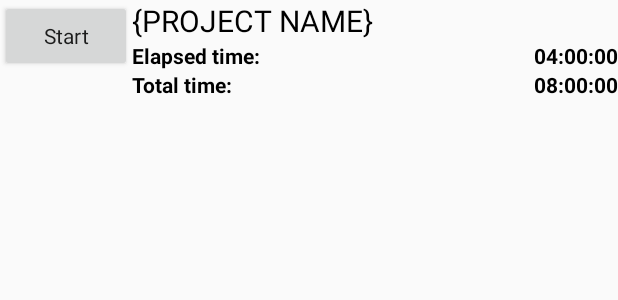
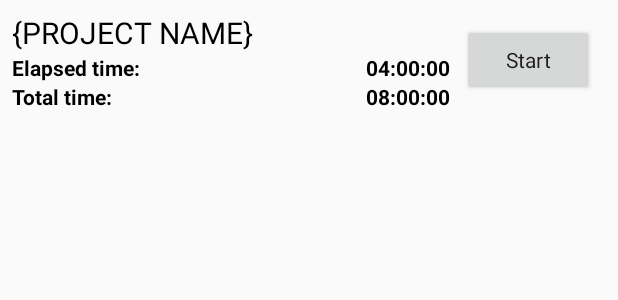
Before and after one commit to hirro/m-worktajm, an Android app: the layout project_list_row.xml on its own in the app's theme, with its tools: preview values and no code run, on a phone screen of 412 x 824 dp. Shown: the top 300 px of the screen. Run offline under Robolectric (Android 15) with nearby library versions, the phone set to English and light mode, and no system bars.

Commit message:
no message

```diff
--- a/android/app/src/main/res/layout/project_list_row.xml
+++ b/android/app/src/main/res/layout/project_list_row.xml
@@ -2,32 +2,23 @@
 <RelativeLayout xmlns:android="http://schemas.android.com/apk/res/android"
     android:orientation="vertical"
     android:layout_width="match_parent"
-    android:layout_height="match_parent">
+    android:layout_height="match_parent"
+    android:layout_margin="8dp">
 
-
-    <Button
-        style="@android:style/Theme.Material"
-        android:layout_width="wrap_content"
-        android:layout_height="wrap_content"
-        android:drawable="@drawable/ic_play_arrow_white_48dp"
-        android:text="Start"
-
-        android:id="@+id/button" />
 
     <TextView
         android:id="@+id/name"
-        android:layout_toRightOf="@id/button"
         android:layout_width="200dp"
         android:layout_height="wrap_content"
         style="@style/largeTextBlack"
         android:text="{PROJECT NAME}"
         />
     <TableLayout
-        android:layout_toRightOf="@id/button"
         android:layout_below="@id/name"
         android:layout_width="fill_parent"
         android:layout_height="wrap_content"
         android:stretchColumns="1"
+        android:layout_toLeftOf="@+id/button"
         android:gravity="center_vertical|left">
         <TableRow>
             <TextView
@@ -67,4 +58,16 @@
         </TableRow>
     </TableLayout>
 
+    <Button
+        android:id="@+id/button"
+        style="@android:style/Theme.Material"
+        android:layout_width="wrap_content"
+        android:layout_height="wrap_content"
+        android:layout_alignParentEnd="true"
+        android:layout_alignParentTop="true"
+        android:layout_margin="8dp"
+        android:drawable="@drawable/ic_play_arrow_white_48dp"
+        android:text="Start"
+        />
+
 </RelativeLayout>
--- a/android/app/src/main/res/values/colors.xml
+++ b/android/app/src/main/res/values/colors.xml
@@ -20,5 +20,6 @@
     <color name="list_row_end_color">#ffffff</color>
     <color name="list_row_hover_start_color">#ebeef0</color>
     <color name="list_row_hover_end_color">#ebeef0</color>
-    <color name="project_active">#00ff00</color>
+    <color name="project_active">#ff0000</color>
+    <color name="project_inactive">#00ff00</color>
 </resources>
```
Also changed, not shown: android/app/src/main/java/com/arnellconsulting/worktajm/adapter/ProjectListAdapter.java (+48 -4 lines), android/app/src/main/java/com/arnellconsulting/worktajm/theugly/MySingleton.java (+38 -0 lines).
